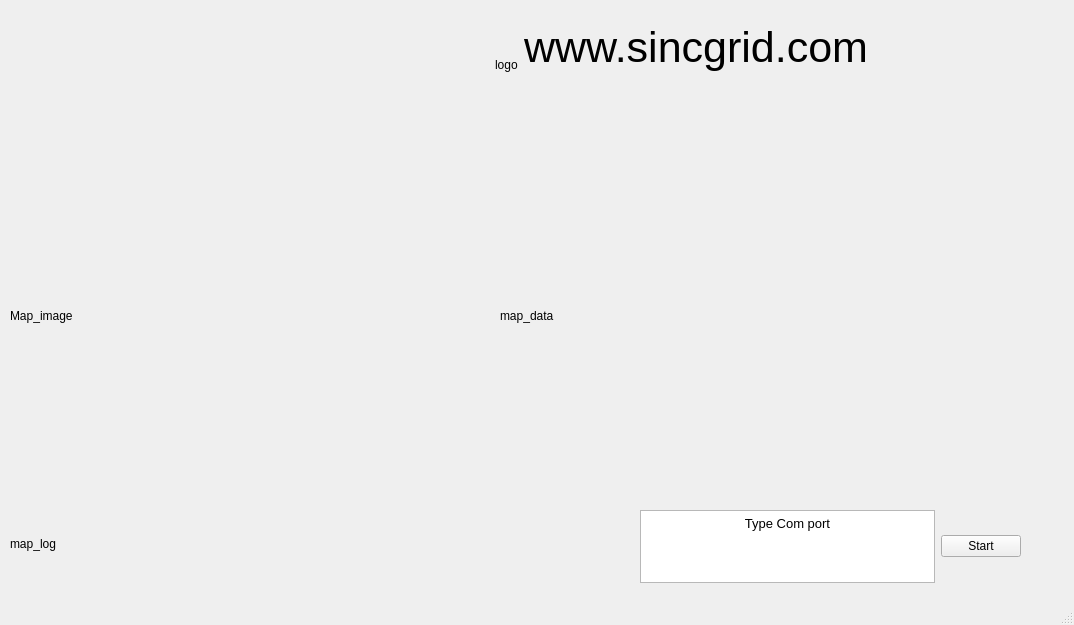
SincGrid/Electronic_map_of_india, file map.ui: the form before one commit.
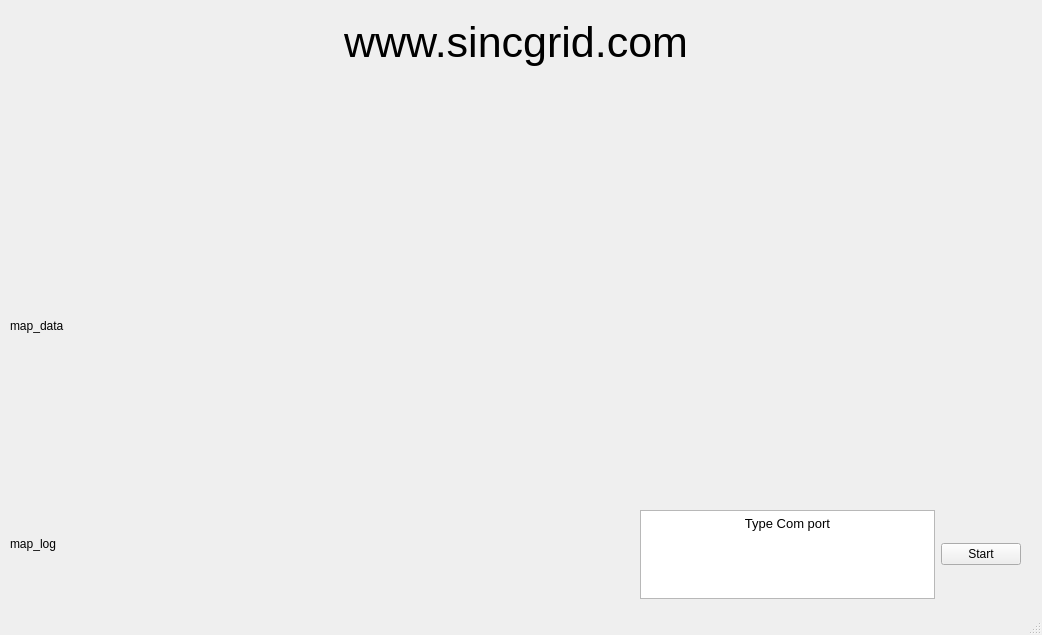
The form after the commit. Icons and pictures are not drawn.

Diff of the .ui file:
```diff
--- a/map.ui
+++ b/map.ui
@@ -6,8 +6,8 @@
    <rect>
     <x>0</x>
     <y>0</y>
-    <width>1074</width>
-    <height>625</height>
+    <width>1042</width>
+    <height>635</height>
    </rect>
   </property>
   <property name="windowTitle">
@@ -18,18 +18,24 @@
     <property name="geometry">
      <rect>
       <x>10</x>
-      <y>10</y>
-      <width>1021</width>
-      <height>111</height>
+      <y>-5</y>
+      <width>1011</width>
+      <height>131</height>
      </rect>
     </property>
     <layout class="QVBoxLayout" name="verticalLayout">
      <item>
       <layout class="QHBoxLayout" name="horizontalLayout_3_top_log_and_domain">
-       <item alignment="Qt::AlignRight|Qt::AlignVCenter">
-        <widget class="QLabel" name="logo">
+       <item>
+        <widget class="QLabel" name="sincgrid_logo">
          <property name="text">
-          <string>logo</string>
+          <string/>
+         </property>
+         <property name="pixmap">
+          <pixmap resource="logo.qrc">:/newPrefix/F:/Gdrive/sincgrid_gdrive/Sincgrid- MAIN/Administrative/logo/LOGOv9_100.png</pixmap>
+         </property>
+         <property name="alignment">
+          <set>Qt::AlignCenter</set>
          </property>
         </widget>
        </item>
@@ -40,61 +46,30 @@
          </property>
         </widget>
        </item>
+       <item>
+        <widget class="QLabel" name="cedt_logo">
+         <property name="text">
+          <string/>
+         </property>
+         <property name="pixmap">
+          <pixmap resource="logo.qrc">:/newPrefix/F:/Downloads/cedt1.png</pixmap>
+         </property>
+         <property name="alignment">
+          <set>Qt::AlignCenter</set>
+         </property>
+        </widget>
+       </item>
       </layout>
      </item>
     </layout>
    </widget>
-   <widget class="QWidget" name="horizontalLayoutWidget">
-    <property name="geometry">
-     <rect>
-      <x>10</x>
-      <y>130</y>
-      <width>481</width>
-      <height>371</height>
-     </rect>
-    </property>
-    <layout class="QHBoxLayout" name="horizontalLayout">
-     <item>
-      <widget class="QLabel" name="map_image_object">
-       <property name="text">
-        <string>Map_image</string>
-       </property>
-       <property name="textFormat">
-        <enum>Qt::PlainText</enum>
-       </property>
-      </widget>
-     </item>
-    </layout>
-   </widget>
-   <widget class="QWidget" name="horizontalLayoutWidget_2">
-    <property name="geometry">
-     <rect>
-      <x>500</x>
-      <y>130</y>
-      <width>521</width>
-      <height>371</height>
-     </rect>
-    </property>
-    <layout class="QHBoxLayout" name="horizontalLayout_2_map_detail">
-     <item>
-      <widget class="QLabel" name="map_data">
-       <property name="text">
-        <string>map_data</string>
-       </property>
-       <property name="alignment">
-        <set>Qt::AlignLeading|Qt::AlignLeft|Qt::AlignVCenter</set>
-       </property>
-      </widget>
-     </item>
-    </layout>
-   </widget>
    <widget class="QWidget" name="verticalLayoutWidget_2">
     <property name="geometry">
      <rect>
       <x>10</x>
       <y>510</y>
       <width>621</width>
-      <height>71</height>
+      <height>91</height>
      </rect>
     </property>
     <layout class="QVBoxLayout" name="verticalLayout_2_log"/>
@@ -105,7 +80,7 @@
       <x>640</x>
       <y>510</y>
       <width>381</width>
-      <height>73</height>
+      <height>89</height>
      </rect>
     </property>
     <layout class="QHBoxLayout" name="horizontalLayout_2">
@@ -115,7 +90,7 @@
         <string>&lt;!DOCTYPE HTML PUBLIC &quot;-//W3C//DTD HTML 4.0//EN&quot; &quot;http://www.w3.org/TR/REC-html40/strict.dtd&quot;&gt;
 &lt;html&gt;&lt;head&gt;&lt;meta name=&quot;qrichtext&quot; content=&quot;1&quot; /&gt;&lt;style type=&quot;text/css&quot;&gt;
 p, li { white-space: pre-wrap; }
-&lt;/style&gt;&lt;/head&gt;&lt;body style=&quot; font-family:'MS Shell Dlg 2'; font-size:7.5pt; font-weight:400; font-style:normal;&quot;&gt;
+&lt;/style&gt;&lt;/head&gt;&lt;body style=&quot; font-family:'MS Shell Dlg 2'; font-size:8.25pt; font-weight:400; font-style:normal;&quot;&gt;
 &lt;p align=&quot;center&quot; style=&quot; margin-top:0px; margin-bottom:0px; margin-left:0px; margin-right:0px; -qt-block-indent:0; text-indent:0px;&quot;&gt;&lt;span style=&quot; font-size:16pt; vertical-align:super;&quot;&gt;Type Com port&lt;/span&gt;&lt;/p&gt;&lt;/body&gt;&lt;/html&gt;</string>
        </property>
       </widget>
@@ -142,6 +117,36 @@
      <string>map_log</string>
     </property>
    </widget>
+   <widget class="QWidget" name="verticalLayoutWidget_3">
+    <property name="geometry">
+     <rect>
+      <x>10</x>
+      <y>150</y>
+      <width>1011</width>
+      <height>351</height>
+     </rect>
+    </property>
+    <layout class="QVBoxLayout" name="verticalLayout_2">
+     <item>
+      <widget class="QLabel" name="map_data">
+       <property name="enabled">
+        <bool>true</bool>
+       </property>
+       <property name="text">
+        <string>map_data</string>
+       </property>
+       <property name="alignment">
+        <set>Qt::AlignLeading|Qt::AlignLeft|Qt::AlignVCenter</set>
+       </property>
+      </widget>
+     </item>
+    </layout>
+   </widget>
+   <zorder>verticalLayoutWidget_2</zorder>
+   <zorder>horizontalLayoutWidget_4</zorder>
+   <zorder>map_log</zorder>
+   <zorder>verticalLayoutWidget</zorder>
+   <zorder>verticalLayoutWidget_3</zorder>
   </widget>
   <widget class="QStatusBar" name="statusbar"/>
  </widget>
```
